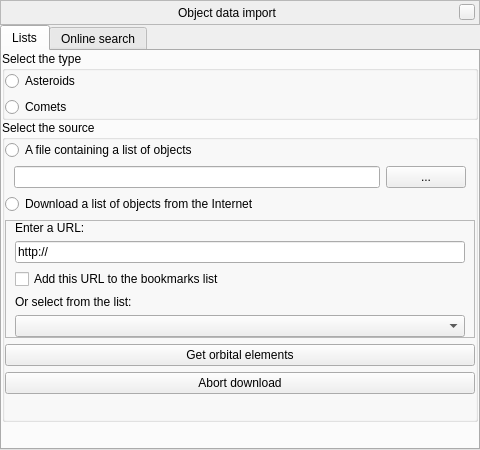
First picture: the form in plugins/SolarSystemEditor/src/gui/mpcImportWindow.ui, repository 519984307/stellarium_src, before the edit.
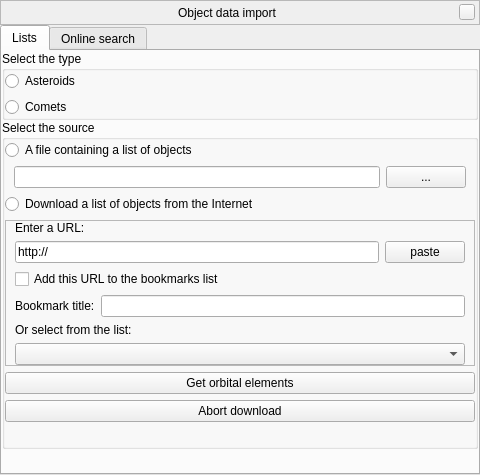
Second picture: the form after the edit. Icons and pictures are not drawn. Custom widgets are drawn as their Qt base class.

Commit message: + names for saved bookmarks; + button for easy pasting of URLs

```diff
--- a/plugins/SolarSystemEditor/src/gui/mpcImportWindow.ui
+++ b/plugins/SolarSystemEditor/src/gui/mpcImportWindow.ui
@@ -8,7 +8,7 @@
     <x>0</x>
     <y>0</y>
     <width>480</width>
-    <height>450</height>
+    <height>475</height>
    </rect>
   </property>
   <layout class="QVBoxLayout" name="verticalLayout_2">
@@ -242,13 +242,29 @@
                   </widget>
                  </item>
                  <item>
-                  <widget class="QLineEdit" name="lineEditURL">
-                   <property name="inputMethodHints">
-                    <set>Qt::ImhUrlCharactersOnly</set>
-                   </property>
-                   <property name="text">
-                    <string>http://</string>
-                   </property>
+                  <widget class="QFrame" name="frameBookmarkURL">
+                   <layout class="QHBoxLayout" name="horizontalLayoutBookmarkURL">
+                    <property name="margin">
+                     <number>0</number>
+                    </property>
+                    <item>
+                     <widget class="QLineEdit" name="lineEditURL">
+                      <property name="inputMethodHints">
+                       <set>Qt::ImhUrlCharactersOnly</set>
+                      </property>
+                      <property name="text">
+                       <string notr="true">http://</string>
+                      </property>
+                     </widget>
+                    </item>
+                    <item>
+                     <widget class="QPushButton" name="pushButtonPasteURL">
+                      <property name="text">
+                       <string>paste</string>
+                      </property>
+                     </widget>
+                    </item>
+                   </layout>
                   </widget>
                  </item>
                  <item>
@@ -258,6 +274,25 @@
                    </property>
                   </widget>
                  </item>
+                 <item>
+                  <widget class="QFrame" name="frameBookmarkTitle">
+                   <layout class="QHBoxLayout" name="horizontalLayoutBookmarkName">
+                    <property name="margin">
+                     <number>0</number>
+                    </property>
+                    <item>
+                     <widget class="QLabel" name="labelBookmarkTitle">
+                      <property name="text">
+                       <string>Bookmark title:</string>
+                      </property>
+                     </widget>
+                    </item>
+                    <item>
+                     <widget class="QLineEdit" name="lineEditBookmarkTitle"/>
+                    </item>
+                   </layout>
+                  </widget>
+                 </item>
                  <item>
                   <widget class="QLabel" name="labelSelect">
                    <property name="text">
```
Left out of the diff: 26 changed lines with no effect on the pictures. The commit also changes 2 other files.
